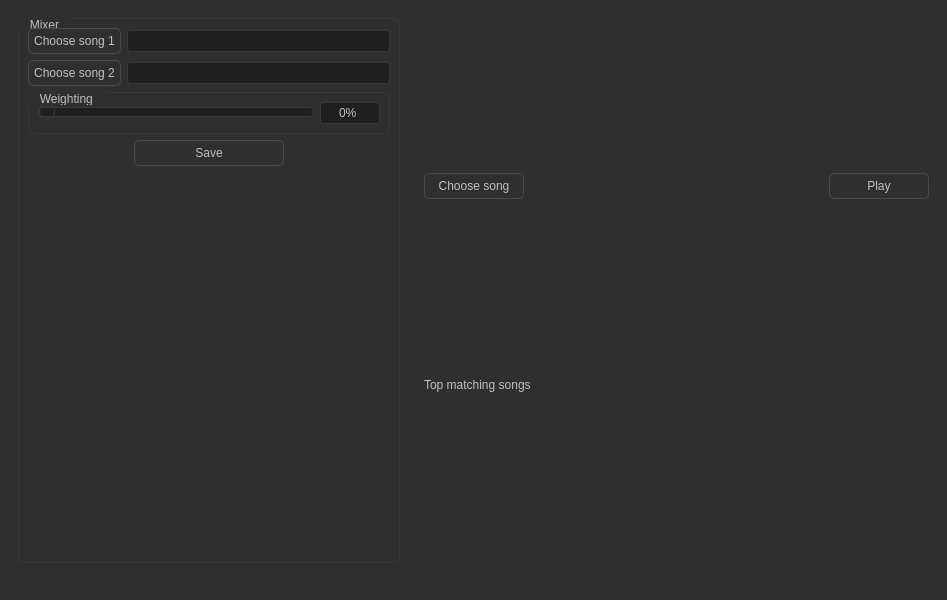
First picture: the form in main_window.ui, repository MohamedHisham20/DSP_FingerPrint, before the edit.
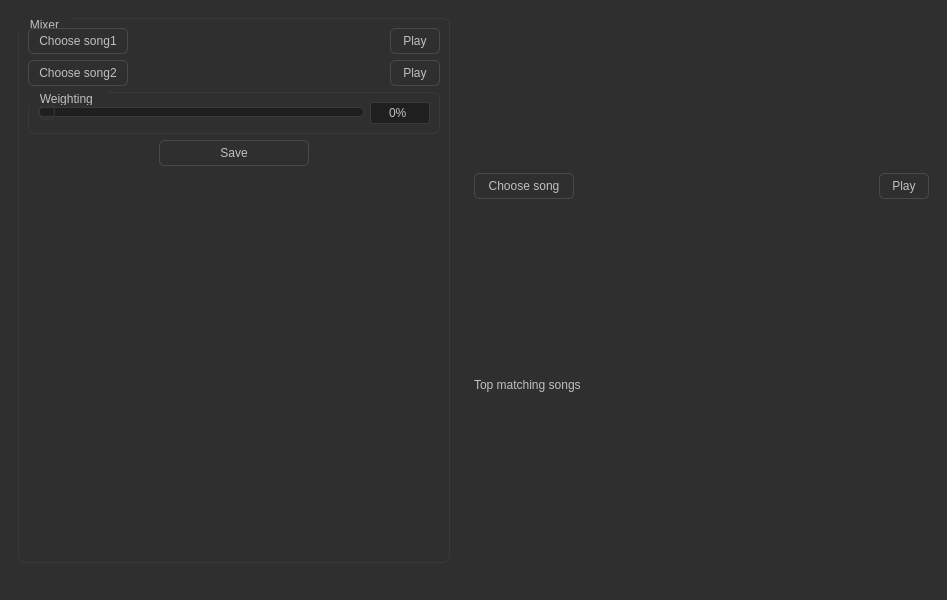
Second picture: the form after the edit. Icons and pictures are not drawn.

Commit message: media players

```diff
--- a/main_window.ui
+++ b/main_window.ui
@@ -855,7 +855,7 @@
      <widget class="QWidget" name="widget_3" native="true">
       <property name="maximumSize">
        <size>
-        <width>400</width>
+        <width>450</width>
         <height>626296</height>
        </size>
       </property>
@@ -867,32 +867,160 @@
          </property>
          <layout class="QVBoxLayout" name="verticalLayout_5">
           <item>
-           <layout class="QHBoxLayout" name="horizontalLayout_4">
-            <item>
-             <widget class="QPushButton" name="browseButton1_3">
-              <property name="text">
-               <string>Choose song 1</string>
-              </property>
-             </widget>
-            </item>
-            <item>
-             <widget class="QLineEdit" name="filePath1_3"/>
-            </item>
-           </layout>
+           <layout class="QHBoxLayout" name="horizontalLayout_4"/>
           </item>
           <item>
-           <layout class="QHBoxLayout" name="horizontalLayout_9">
-            <item>
-             <widget class="QPushButton" name="browseButton2_3">
-              <property name="text">
-               <string>Choose song 2</string>
-              </property>
-             </widget>
-            </item>
-            <item>
-             <widget class="QLineEdit" name="filePath2_3"/>
-            </item>
-           </layout>
+           <widget class="QWidget" name="widget_4" native="true">
+            <property name="maximumSize">
+             <size>
+              <width>16777215</width>
+              <height>30</height>
+             </size>
+            </property>
+            <layout class="QHBoxLayout" name="horizontalLayout_5">
+             <property name="leftMargin">
+              <number>0</number>
+             </property>
+             <property name="topMargin">
+              <number>0</number>
+             </property>
+             <property name="rightMargin">
+              <number>0</number>
+             </property>
+             <property name="bottomMargin">
+              <number>0</number>
+             </property>
+             <item>
+              <widget class="QPushButton" name="choose_file_2">
+               <property name="minimumSize">
+                <size>
+                 <width>100</width>
+                 <height>0</height>
+                </size>
+               </property>
+               <property name="maximumSize">
+                <size>
+                 <width>93</width>
+                 <height>16777215</height>
+                </size>
+               </property>
+               <property name="text">
+                <string>Choose song1</string>
+               </property>
+              </widget>
+             </item>
+             <item>
+              <widget class="QLabel" name="song_name_2">
+               <property name="enabled">
+                <bool>true</bool>
+               </property>
+               <property name="text">
+                <string/>
+               </property>
+              </widget>
+             </item>
+             <item>
+              <widget class="QPushButton" name="play_song_btn_2">
+               <property name="enabled">
+                <bool>true</bool>
+               </property>
+               <property name="minimumSize">
+                <size>
+                 <width>50</width>
+                 <height>0</height>
+                </size>
+               </property>
+               <property name="maximumSize">
+                <size>
+                 <width>50</width>
+                 <height>16777215</height>
+                </size>
+               </property>
+               <property name="text">
+                <string>Play</string>
+               </property>
+              </widget>
+             </item>
+            </layout>
+           </widget>
+          </item>
+          <item>
+           <widget class="QWidget" name="widget_5" native="true">
+            <property name="maximumSize">
+             <size>
+              <width>16777215</width>
+              <height>30</height>
+             </size>
+            </property>
+            <layout class="QHBoxLayout" name="horizontalLayout_6">
+             <property name="leftMargin">
+              <number>0</number>
+             </property>
+             <property name="topMargin">
+              <number>0</number>
+             </property>
+             <property name="rightMargin">
+              <number>0</number>
+             </property>
+             <property name="bottomMargin">
+              <number>0</number>
+             </property>
+             <item>
+              <widget class="QPushButton" name="choose_file_3">
+               <property name="minimumSize">
+                <size>
+                 <width>100</width>
+                 <height>0</height>
+                </size>
+               </property>
+               <property name="maximumSize">
+                <size>
+                 <width>93</width>
+                 <height>16777215</height>
+                </size>
+               </property>
+               <property name="text">
+                <string>Choose song2</string>
+               </property>
+              </widget>
+             </item>
+             <item>
+              <widget class="QLabel" name="song_name_3">
+               <property name="enabled">
+                <bool>true</bool>
+               </property>
+               <property name="text">
+                <string/>
+               </property>
+              </widget>
+             </item>
+             <item>
+              <widget class="QPushButton" name="play_song_btn_3">
+               <property name="enabled">
+                <bool>true</bool>
+               </property>
+               <property name="minimumSize">
+                <size>
+                 <width>50</width>
+                 <height>0</height>
+                </size>
+               </property>
+               <property name="maximumSize">
+                <size>
+                 <width>50</width>
+                 <height>16777215</height>
+                </size>
+               </property>
+               <property name="text">
+                <string>Play</string>
+               </property>
+              </widget>
+             </item>
+            </layout>
+           </widget>
+          </item>
+          <item>
+           <layout class="QHBoxLayout" name="horizontalLayout_9"/>
           </item>
           <item>
            <widget class="QGroupBox" name="mixingGroup_3">
@@ -1037,13 +1165,13 @@
             </property>
             <property name="minimumSize">
              <size>
-              <width>100</width>
+              <width>50</width>
               <height>0</height>
              </size>
             </property>
             <property name="maximumSize">
              <size>
-              <width>93</width>
+              <width>50</width>
               <height>16777215</height>
              </size>
             </property>
```
Left out of the diff: 2 changed lines with no effect on the pictures. The commit also changes 1 other file.
